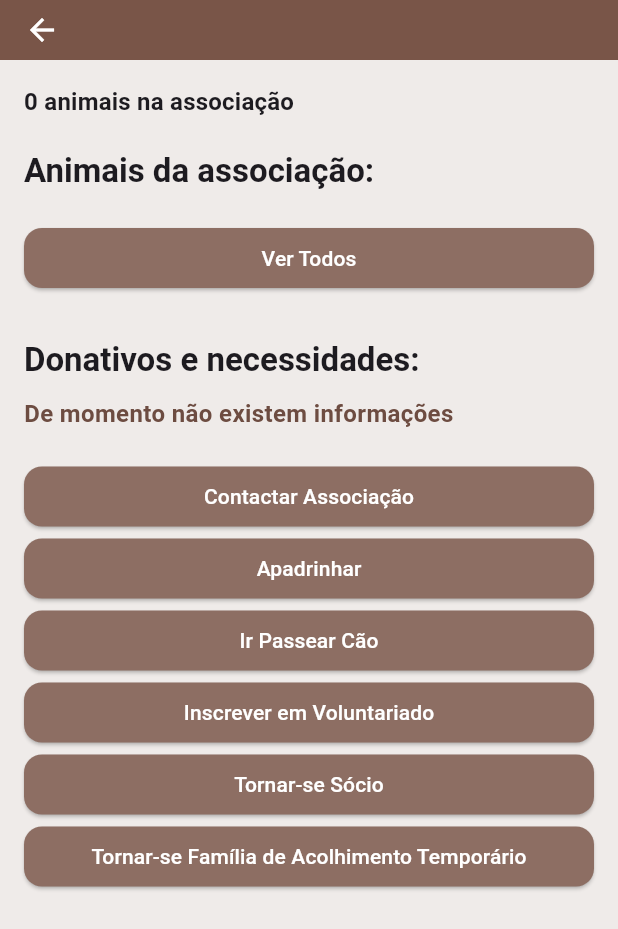
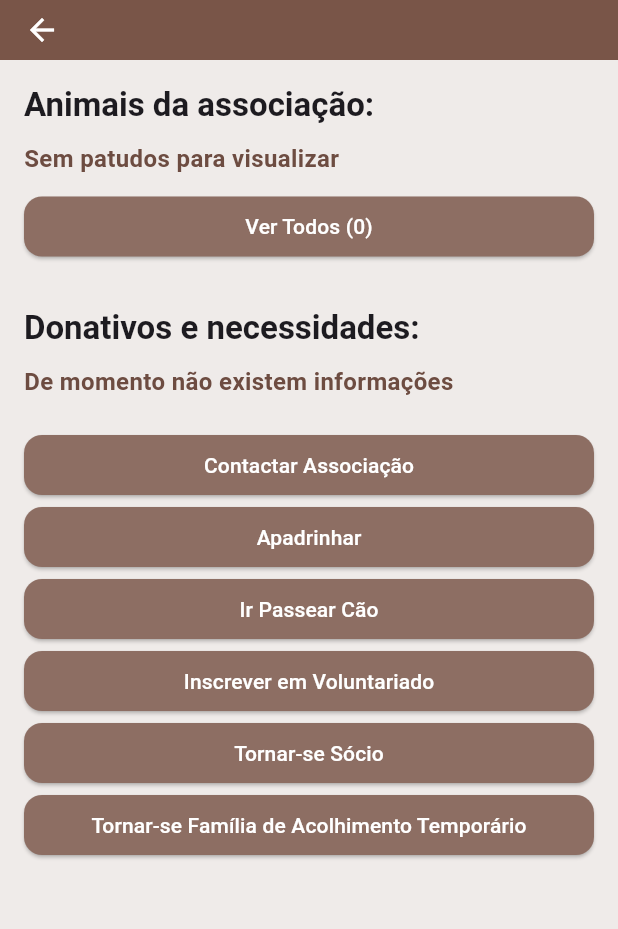
Before and after one commit to DEISI-ULHT-TFC-2024-25/TFC-Aluno2116-PetMatch, a Flutter app: the VizualizarAssociacaoScreen screen opened directly with empty values, on a phone screen of 412 x 824 dp. Shown: the top 929 px of the screen. Run offline on Flutter 3.47's test engine with Material 3 defaults, Android fonts, the phone set to English and light mode, and no system bars; our stand-ins replace animate_do, cloud_firestore, firebase_auth, firebase_core, firebase_storage, geocoding and 2 more; accounts and stored records are empty.

Commit message:
Correções faladas na ultima reuniao episodio 1

```diff
--- a/lib/screens/allAssociacoesList.dart
+++ b/lib/screens/allAssociacoesList.dart
@@ -138,7 +138,7 @@ class _AllAssociacoesListState extends State<AllAssociacoesList> {
                               );
                             },
                             icon: Icon(Icons.visibility),
-                            label: Text("Ver mais informações 👀"),
+                            label: Text("Ver mais informações"),
                           ),
                         ],
                       ),
--- a/lib/screens/vizualizarAssociacaoScreen.dart
+++ b/lib/screens/vizualizarAssociacaoScreen.dart
@@ -75,12 +75,6 @@ class _VizualizarAssociacaoScreenState extends State<VizualizarAssociacaoScreen>
       body: ListView(
         padding: const EdgeInsets.all(16.0),
         children: [
-          // Parte Principal: Info e Animais
-          Text(
-            "$numberOfAnimals animais na associação",
-            style: textTheme.titleMedium?.copyWith(fontWeight: FontWeight.bold),
-          ),
-          SizedBox(height: 20),
 
           if (events.isNotEmpty) ...[
             Text(
@@ -108,6 +102,9 @@ class _VizualizarAssociacaoScreenState extends State<VizualizarAssociacaoScreen>
             style: textTheme.titleLarge?.copyWith(fontWeight: FontWeight.bold),
           ),
           SizedBox(height: 10),
+
+          numberOfAnimals == 0 ?
+            Text("Sem patudos para visualizar"):
             GridView.builder(
               shrinkWrap: true,
               physics: NeverScrollableScrollPhysics(),
@@ -156,6 +153,9 @@ class _VizualizarAssociacaoScreenState extends State<VizualizarAssociacaoScreen>
                 );
               },
             ),
+
+
+
           SizedBox(height: 10),
           ElevatedButton(
             onPressed: () {
@@ -166,7 +166,8 @@ class _VizualizarAssociacaoScreenState extends State<VizualizarAssociacaoScreen>
                 ),
               );
             },
-            child: Text("Ver Todos"),
+
+            child: Text("Ver Todos ($numberOfAnimals)"),
           ),
 
           SizedBox(height: 30),
```
Also changed, not shown: lib/screens/animalDetailsScreen.dart (+3 -6 lines). Lines whose indentation alone changed are shown as unchanged.
